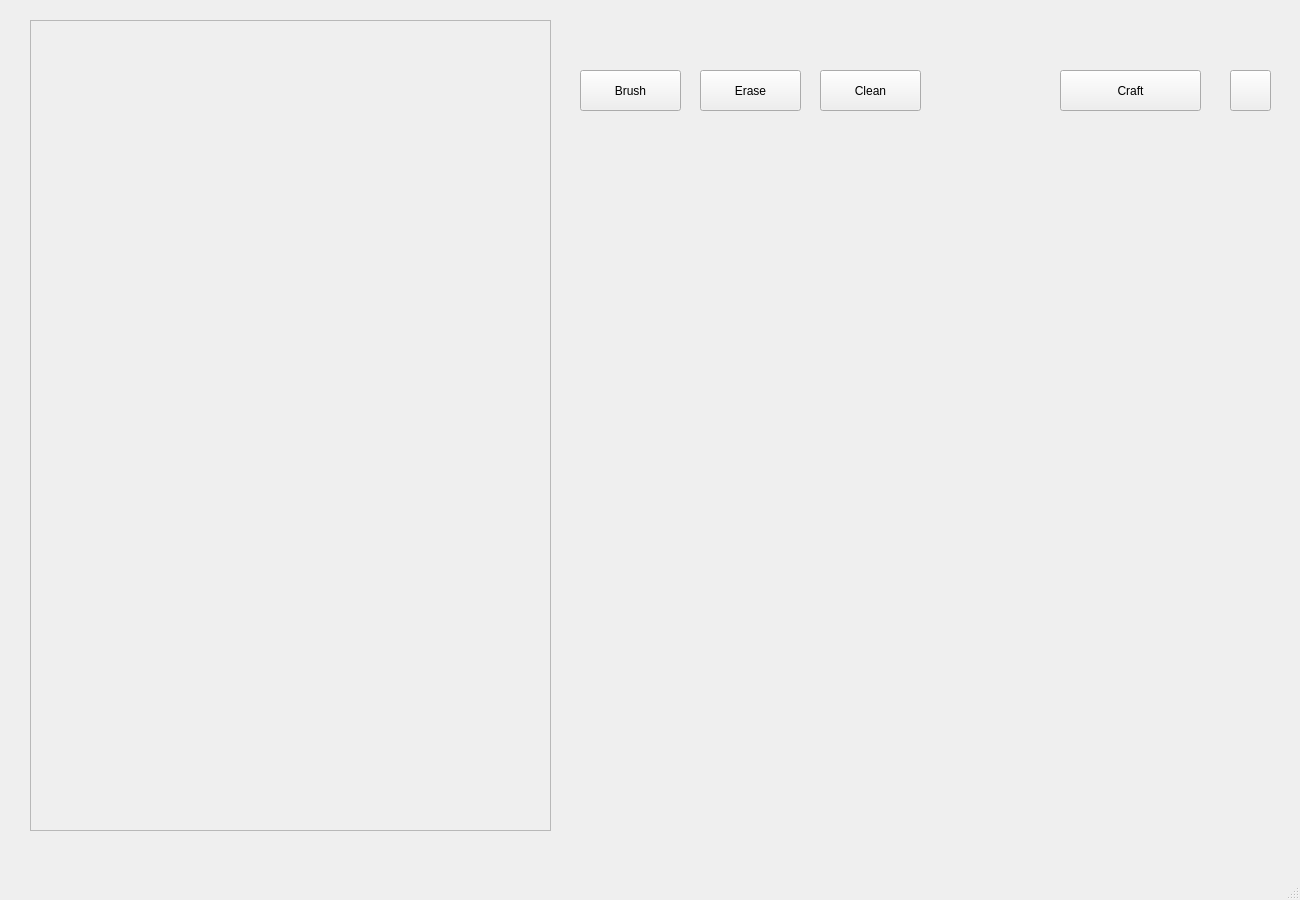
This is educationalapp.ui in University-of-Utah-CS3505/a9-edu-app-f24 as Qt 5 draws it before an edit. The edited form follows.
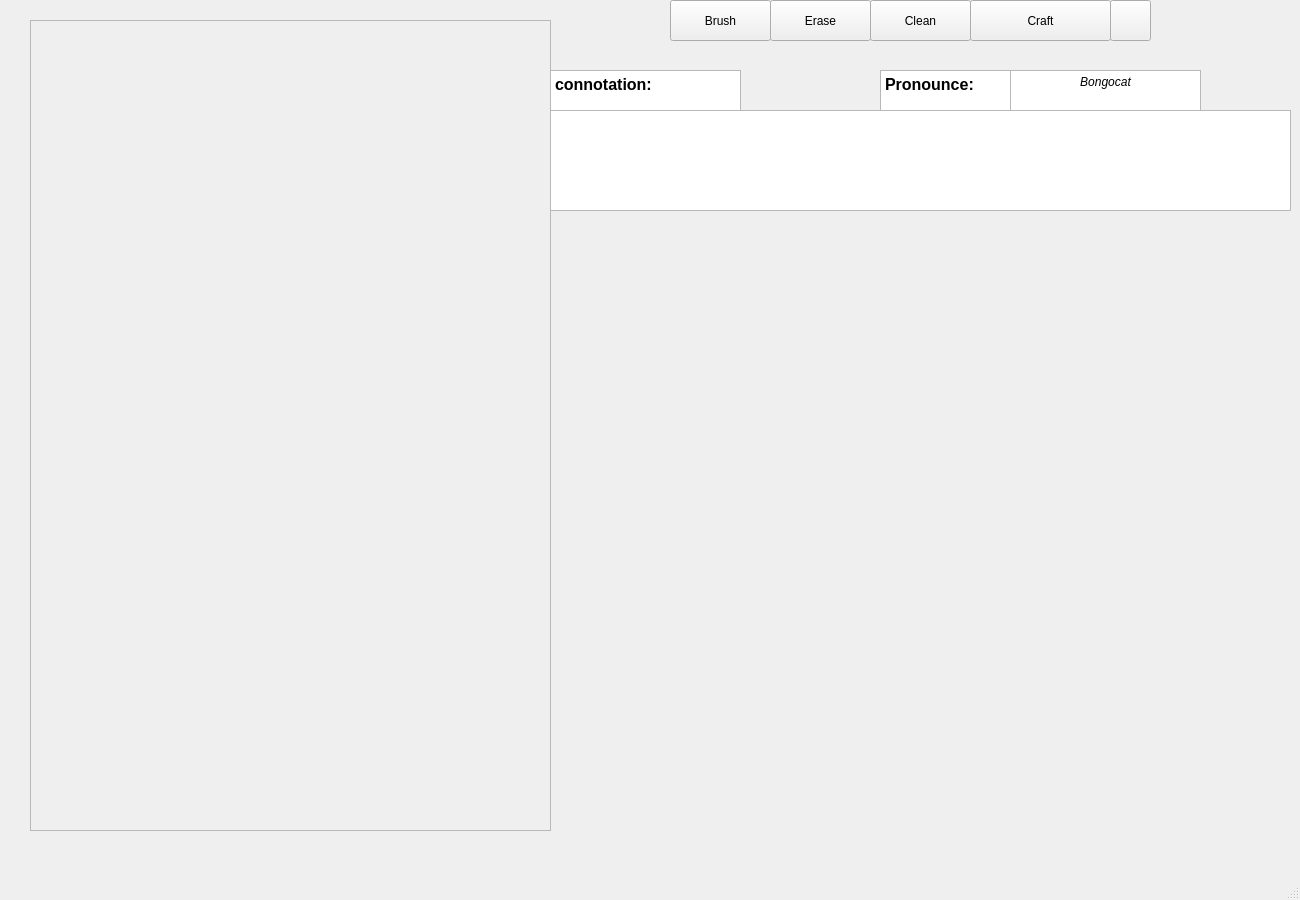
This is the edited form. Icons and pictures are not drawn. Custom widgets are drawn as their Qt base class.

Commit message:
adding connotation and spelling text browser into UI
adding connotation and spelling text browser into UI

What changed in the file:
```diff
--- a/educationalapp.ui
+++ b/educationalapp.ui
@@ -18,9 +18,9 @@
     <property name="geometry">
      <rect>
       <x>580</x>
-      <y>130</y>
+      <y>220</y>
       <width>700</width>
-      <height>700</height>
+      <height>631</height>
      </rect>
     </property>
     <property name="text">
@@ -53,8 +53,8 @@
    <widget class="QPushButton" name="Brush_Button">
     <property name="geometry">
      <rect>
-      <x>580</x>
-      <y>70</y>
+      <x>670</x>
+      <y>0</y>
       <width>101</width>
       <height>41</height>
      </rect>
@@ -66,8 +66,8 @@
    <widget class="QPushButton" name="Erase_Button">
     <property name="geometry">
      <rect>
-      <x>700</x>
-      <y>70</y>
+      <x>770</x>
+      <y>0</y>
       <width>101</width>
       <height>41</height>
      </rect>
@@ -79,8 +79,8 @@
    <widget class="QPushButton" name="Clean_Button">
     <property name="geometry">
      <rect>
-      <x>820</x>
-      <y>70</y>
+      <x>870</x>
+      <y>0</y>
       <width>101</width>
       <height>41</height>
      </rect>
@@ -92,8 +92,8 @@
    <widget class="QPushButton" name="Help_Button">
     <property name="geometry">
      <rect>
-      <x>1230</x>
-      <y>70</y>
+      <x>1110</x>
+      <y>0</y>
       <width>41</width>
       <height>41</height>
      </rect>
@@ -108,8 +108,8 @@
    <widget class="QPushButton" name="Craft_Button">
     <property name="geometry">
      <rect>
-      <x>1060</x>
-      <y>70</y>
+      <x>970</x>
+      <y>0</y>
       <width>141</width>
       <height>41</height>
      </rect>
@@ -118,6 +118,77 @@
      <string>Craft</string>
     </property>
    </widget>
+   <widget class="QTextBrowser" name="Connotation_Header">
+    <property name="geometry">
+     <rect>
+      <x>550</x>
+      <y>70</y>
+      <width>191</width>
+      <height>41</height>
+     </rect>
+    </property>
+    <property name="html">
+     <string>&lt;!DOCTYPE HTML PUBLIC &quot;-//W3C//DTD HTML 4.0//EN&quot; &quot;http://www.w3.org/TR/REC-html40/strict.dtd&quot;&gt;
+&lt;html&gt;&lt;head&gt;&lt;meta name=&quot;qrichtext&quot; content=&quot;1&quot; /&gt;&lt;meta charset=&quot;utf-8&quot; /&gt;&lt;style type=&quot;text/css&quot;&gt;
+p, li { white-space: pre-wrap; }
+hr { height: 1px; border-width: 0; }
+li.unchecked::marker { content: &quot;\2610&quot;; }
+li.checked::marker { content: &quot;\2612&quot;; }
+&lt;/style&gt;&lt;/head&gt;&lt;body style=&quot; font-family:'Microsoft JhengHei UI'; font-size:9pt; font-weight:400; font-style:normal;&quot;&gt;
+&lt;p style=&quot; margin-top:0px; margin-bottom:0px; margin-left:0px; margin-right:0px; -qt-block-indent:0; text-indent:0px;&quot;&gt;&lt;span style=&quot; font-size:12pt; font-weight:700;&quot;&gt;connotation:&lt;/span&gt;&lt;/p&gt;&lt;/body&gt;&lt;/html&gt;</string>
+    </property>
+   </widget>
+   <widget class="QTextBrowser" name="Connotation_Description">
+    <property name="geometry">
+     <rect>
+      <x>550</x>
+      <y>110</y>
+      <width>741</width>
+      <height>101</height>
+     </rect>
+    </property>
+   </widget>
+   <widget class="QTextBrowser" name="Pronounce_Header">
+    <property name="geometry">
+     <rect>
+      <x>880</x>
+      <y>70</y>
+      <width>191</width>
+      <height>41</height>
+     </rect>
+    </property>
+    <property name="html">
+     <string>&lt;!DOCTYPE HTML PUBLIC &quot;-//W3C//DTD HTML 4.0//EN&quot; &quot;http://www.w3.org/TR/REC-html40/strict.dtd&quot;&gt;
+&lt;html&gt;&lt;head&gt;&lt;meta name=&quot;qrichtext&quot; content=&quot;1&quot; /&gt;&lt;meta charset=&quot;utf-8&quot; /&gt;&lt;style type=&quot;text/css&quot;&gt;
+p, li { white-space: pre-wrap; }
+hr { height: 1px; border-width: 0; }
+li.unchecked::marker { content: &quot;\2610&quot;; }
+li.checked::marker { content: &quot;\2612&quot;; }
+&lt;/style&gt;&lt;/head&gt;&lt;body style=&quot; font-family:'Microsoft JhengHei UI'; font-size:9pt; font-weight:400; font-style:normal;&quot;&gt;
+&lt;p style=&quot; margin-top:0px; margin-bottom:0px; margin-left:0px; margin-right:0px; -qt-block-indent:0; text-indent:0px;&quot;&gt;&lt;span style=&quot; font-size:12pt; font-weight:700;&quot;&gt;Pronounce:&lt;/span&gt;&lt;/p&gt;&lt;/body&gt;&lt;/html&gt;</string>
+    </property>
+   </widget>
+   <widget class="QTextBrowser" name="Pronounce_Description">
+    <property name="geometry">
+     <rect>
+      <x>1010</x>
+      <y>70</y>
+      <width>191</width>
+      <height>41</height>
+     </rect>
+    </property>
+    <property name="html">
+     <string>&lt;!DOCTYPE HTML PUBLIC &quot;-//W3C//DTD HTML 4.0//EN&quot; &quot;http://www.w3.org/TR/REC-html40/strict.dtd&quot;&gt;
+&lt;html&gt;&lt;head&gt;&lt;meta name=&quot;qrichtext&quot; content=&quot;1&quot; /&gt;&lt;meta charset=&quot;utf-8&quot; /&gt;&lt;style type=&quot;text/css&quot;&gt;
+p, li { white-space: pre-wrap; }
+hr { height: 1px; border-width: 0; }
+li.unchecked::marker { content: &quot;\2610&quot;; }
+li.checked::marker { content: &quot;\2612&quot;; }
+&lt;/style&gt;&lt;/head&gt;&lt;body style=&quot; font-family:'Microsoft JhengHei UI'; font-size:9pt; font-weight:400; font-style:normal;&quot;&gt;
+&lt;p align=&quot;center&quot; style=&quot; margin-top:0px; margin-bottom:0px; margin-left:0px; margin-right:0px; -qt-block-indent:0; text-indent:0px;&quot;&gt;&lt;span style=&quot; font-style:italic;&quot;&gt;Bongocat&lt;/span&gt;&lt;/p&gt;
+&lt;p align=&quot;center&quot; style=&quot;-qt-paragraph-type:empty; margin-top:0px; margin-bottom:0px; margin-left:0px; margin-right:0px; -qt-block-indent:0; text-indent:0px;&quot;&gt;&lt;br /&gt;&lt;/p&gt;&lt;/body&gt;&lt;/html&gt;</string>
+    </property>
+   </widget>
   </widget>
   <widget class="QMenuBar" name="menubar">
    <property name="geometry">
```
Left out of the diff: 2 changed lines with no effect on the pictures. The commit also changes 1 other file.
